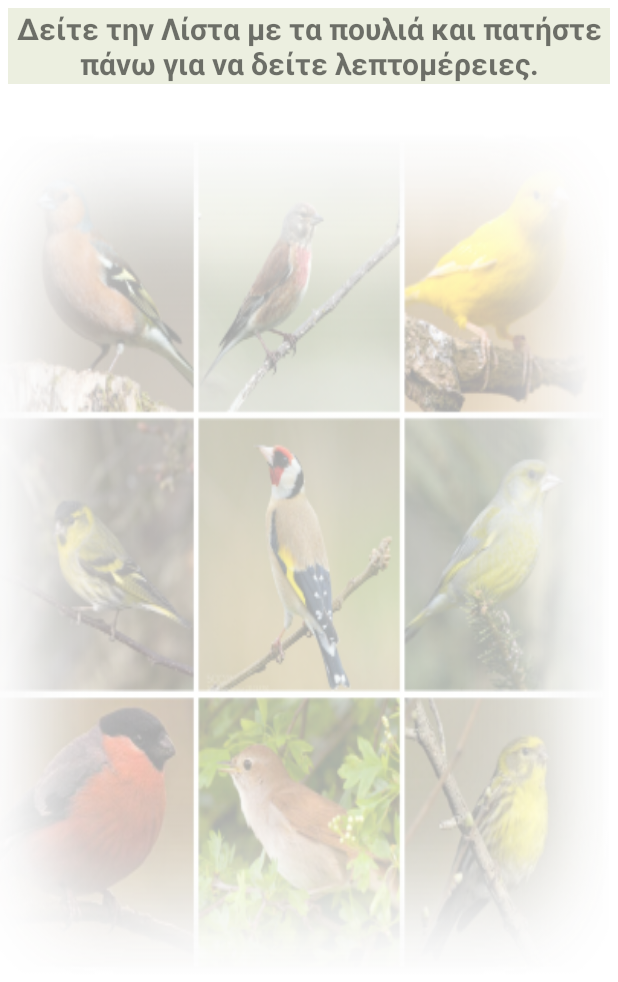
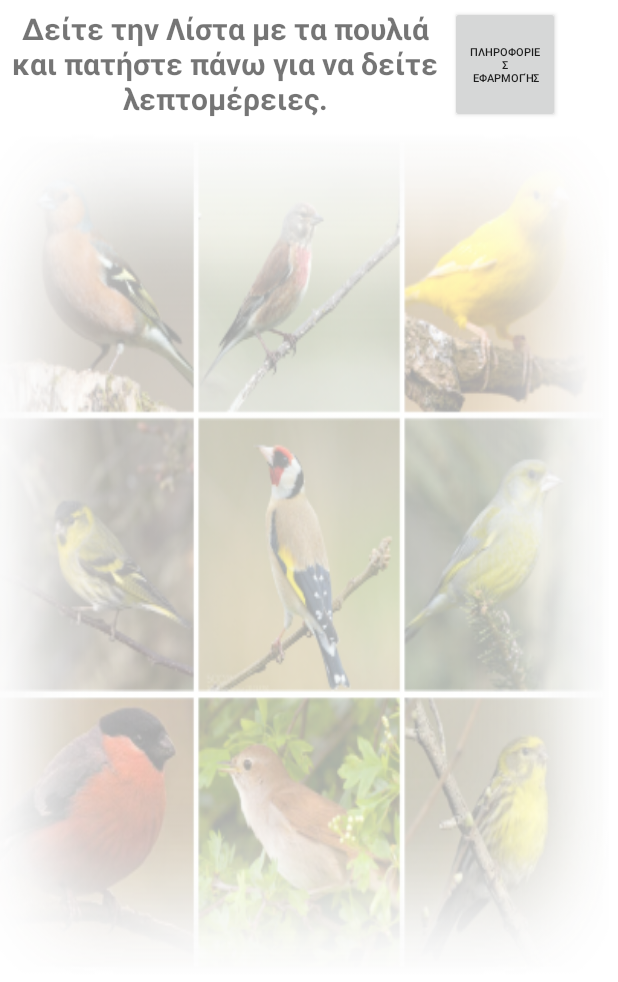
Before and after one commit to nikolaknik/GreekBirds, an Android app: the screen it shows after launch (ListaPoulionActivity), on a phone screen of 412 x 824 dp. Shown: the top 982 px of the screen. Run offline under Robolectric (Android 15) with nearby library versions, the phone set to English and light mode, and no system bars; our stand-ins replace AdMob.

Commit message:
info button

```diff
--- a/app/src/main/res/layout/lista_poulion.xml
+++ b/app/src/main/res/layout/lista_poulion.xml
@@ -9,18 +9,17 @@
 
     <TextView
         android:id="@+id/wellcome_post"
-        android:layout_width="0dp"
+        android:layout_width="300dp"
         android:layout_height="wrap_content"
         android:layout_margin="5dp"
-        android:background="#ecefe0"
+        android:layout_marginTop="4dp"
         android:text="@string/listatop"
         android:textAlignment="center"
         android:textIsSelectable="false"
         android:textSize="20sp"
         android:textStyle="bold"
-        app:layout_constraintHorizontal_bias="0.0"
+        app:layout_constraintEnd_toStartOf="@+id/infoButton"
         app:layout_constraintLeft_toLeftOf="parent"
-        app:layout_constraintRight_toRightOf="parent"
         app:layout_constraintTop_toTopOf="parent" />
 
 
@@ -53,5 +52,18 @@
         ads:layout_constraintRight_toRightOf="parent"
         ads:layout_constraintTop_toBottomOf="@+id/bird_list"></com.google.android.gms.ads.AdView>
 
+    <Button
+        android:id="@+id/infoButton"
+        android:layout_width="73dp"
+        android:layout_height="78dp"
+        android:layout_marginTop="4dp"
+        android:text="Πληροφοριες Εφαρμογής"
+        android:textSize="7sp"
+        app:layout_constraintBottom_toTopOf="@+id/bird_list"
+        app:layout_constraintRight_toRightOf="parent"
+        app:layout_constraintStart_toEndOf="@+id/wellcome_post"
+        app:layout_constraintTop_toTopOf="parent"
+        app:layout_constraintVertical_bias="0.0" />
+
 
 </android.support.constraint.ConstraintLayout>
--- a/app/src/main/res/values/colors.xml
+++ b/app/src/main/res/values/colors.xml
@@ -3,5 +3,5 @@
     <color name="colorPrimary">#3F51B5</color>
     <color name="colorPrimaryDark">#303F9F</color>
     <color name="colorAccent">#FF4081</color>
-    <color name="colorExit">#F3BD2D</color>
+    <color name="colorExit">#62bd8d</color>
 </resources>
```
Also changed, not shown: app/src/main/java/gr/odikapoulia/greekbirds/ListaPoulionActivity.java (+51 -4 lines), app/src/main/res/layout/info_popup.xml (added, +41 -0 lines).
